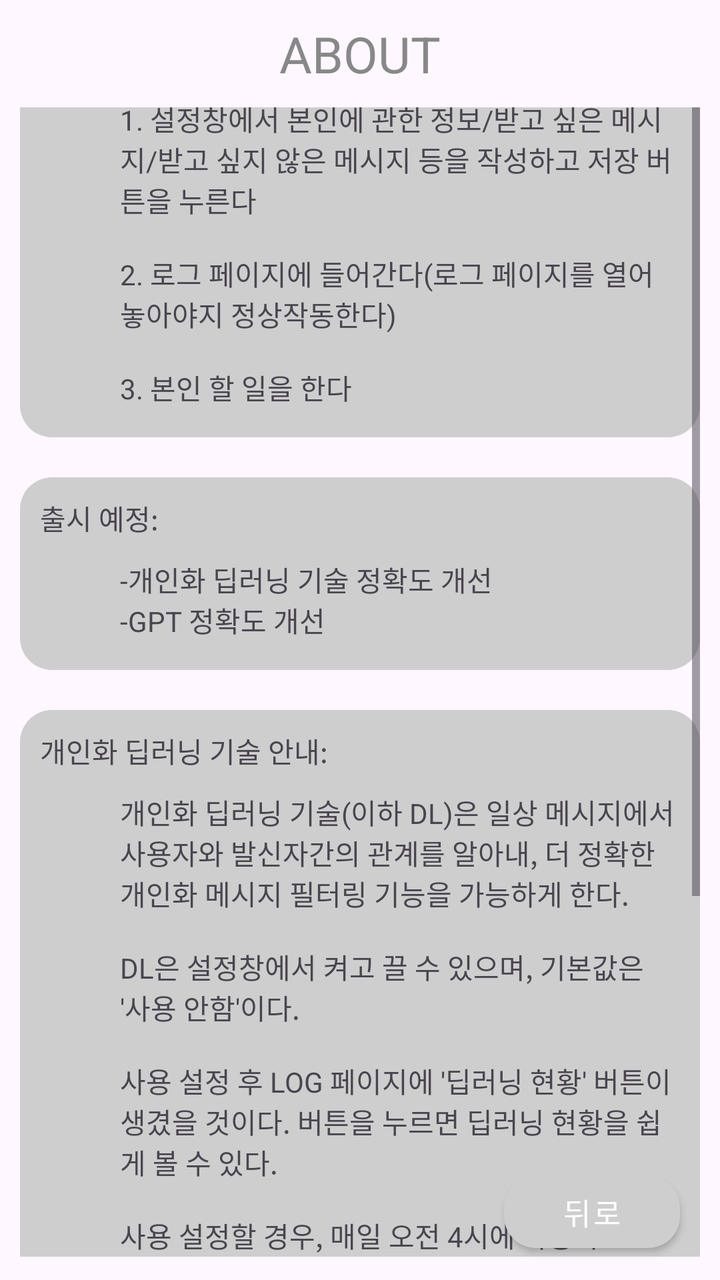
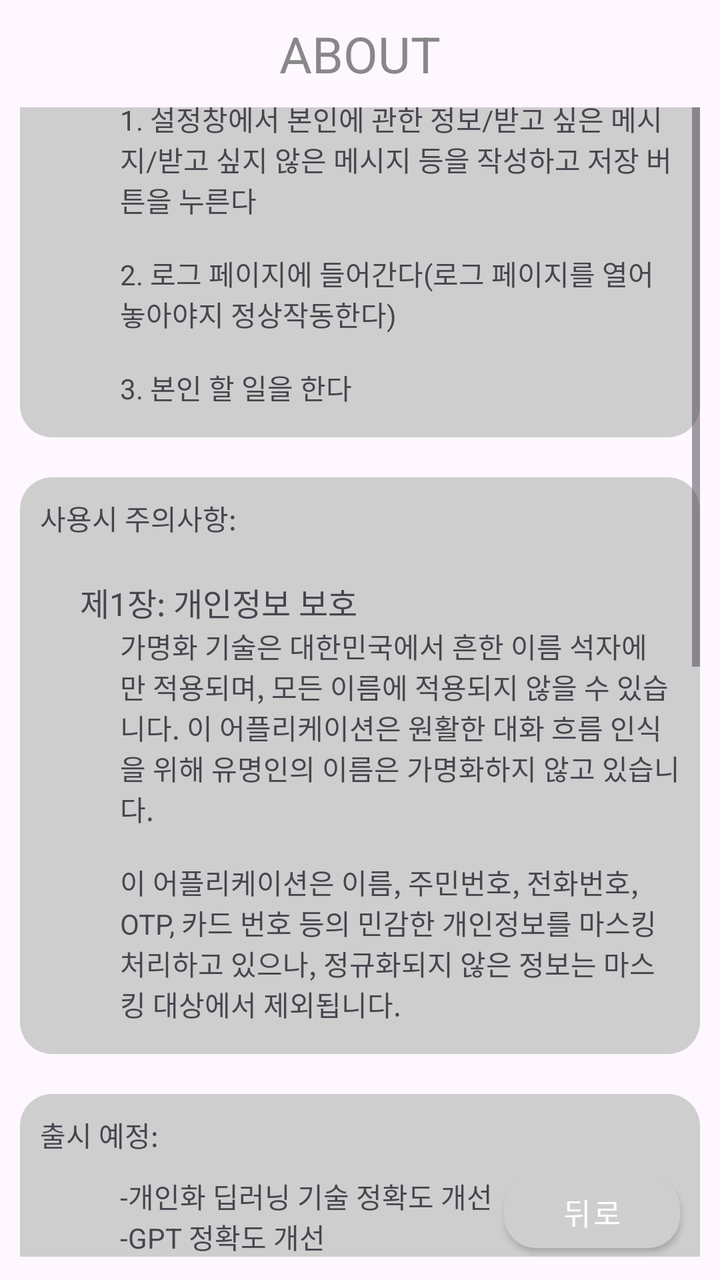

Screens rendered from an Android XML layout before and after an edit, with the pre-edit source and the edit as a unified diff.
<!-- AndroidManifest.xml: application theme Theme.MyApplication -->
<!-- res/layout/about.xml -->
<?xml version="1.0" encoding="utf-8"?>
<LinearLayout xmlns:android="http://schemas.android.com/apk/res/android"
    android:layout_width="match_parent"
    android:layout_height="match_parent"
    xmlns:app="http://schemas.android.com/apk/res-auto"
    android:orientation="vertical">

    <TextView
        android:layout_width="match_parent"
        android:layout_height="wrap_content"
        android:text="ABOUT"
        android:textColor="#888888"
        android:gravity="center"
        android:layout_marginTop="10dp"
        android:textSize="25sp"/>

    <androidx.constraintlayout.widget.ConstraintLayout
        android:layout_width="match_parent"
        android:layout_height="match_parent"
        android:layout_marginBottom="10dp"
        android:layout_marginStart="10dp"
        android:layout_marginEnd="10dp"
        android:layout_marginTop="10dp"
        android:layout_gravity="center">

        <ScrollView
            android:layout_width="match_parent"
            android:layout_height="620dp"
            app:layout_constraintBottom_toTopOf="@+id/goback3"
            app:layout_constraintTop_toTopOf="parent">

            <LinearLayout
                android:layout_width="match_parent"
                android:layout_height="match_parent"
                android:orientation="vertical">

                <LinearLayout
                    android:layout_width="match_parent"
                    android:layout_height="wrap_content"
                    android:orientation="vertical"
                    android:background="@drawable/rounded_corner">

                    <TextView
                        android:layout_width="wrap_content"
                        android:layout_height="wrap_content"
                        android:layout_margin="10dp"
                        android:text="사용 방법:"/>

                    <TextView
                        android:layout_width="match_parent"
                        android:layout_height="match_parent"
                        android:layout_marginStart="50dp"
                        android:layout_marginEnd="10dp"
                        android:layout_marginBottom="15dp"
                        android:text="1. 설정창에서 본인에 관한 정보/받고 싶은 메시지/받고 싶지 않은 메시지 등을 작성하고 저장 버튼을 누른다\n\n2. 로그 페이지에 들어간다(로그 페이지를 열어 놓아야지 정상작동한다)\n\n3. 본인 할 일을 한다"/>

                </LinearLayout>

                <View
                    android:layout_width="match_parent"
                    android:layout_height="wrap_content"
                    android:layout_margin="10dp"/>

                <LinearLayout
                    android:layout_width="match_parent"
                    android:layout_height="wrap_content"
                    android:orientation="vertical"
                    android:background="@drawable/rounded_corner">

                    <TextView
                        android:layout_width="wrap_content"
                        android:layout_height="wrap_content"
                        android:layout_margin="10dp"
                        android:text="출시 예정:"/>

                    <TextView
                        android:layout_width="match_parent"
                        android:layout_height="match_parent"
                        android:layout_marginStart="50dp"
                        android:layout_marginEnd="10dp"
                        android:layout_marginBottom="15dp"
                        android:text="-개인화 딥러닝 기술 정확도 개선\n-GPT 정확도 개선"/>

                </LinearLayout>

                <View
                    android:layout_width="match_parent"
                    android:layout_height="wrap_content"
                    android:layout_margin="10dp"/>

                <LinearLayout
                    android:layout_width="match_parent"
                    android:layout_height="wrap_content"
                    android:orientation="vertical"
                    android:background="@drawable/rounded_corner">

                    <TextView
                        android:layout_width="wrap_content"
                        android:layout_height="wrap_content"
                        android:layout_margin="10dp"
                        android:text="개인화 딥러닝 기술 안내:"/>

                    <TextView
                        android:layout_width="match_parent"
                        android:layout_height="match_parent"
                        android:layout_marginStart="50dp"
                        android:layout_marginEnd="10dp"
                        android:layout_marginBottom="15dp"
                        android:text="개인화 딥러닝 기술(이하 DL)은 일상 메시지에서 사용자와 발신자간의 관계를 알아내, 더 정확한 개인화 메시지 필터링 기능을 가능하게 한다.\n\nDL은 설정창에서 켜고 끌 수 있으며, 기본값은 '사용 안함'이다.\n\n사용 설정 후 LOG 페이지에 '딥러닝 현황' 버튼이 생겼을 것이다. 버튼을 누르면 딥러닝 현황을 쉽게 볼 수 있다.\n\n사용 설정할 경우, 매일 오전 4시에 사용자의 메시지 내용과 발신 시각, 발신 플랫폼 등이 OpenAI GPT 4o에 전송되나, 프롬프트는 전송사항을 저장하지 말것을 강조하고 있다. 그러나 OpenAI사의 정책에 의해 일부 기록될 수도 있다.(개인정보처리방침 참고)\n귀하는 이미 위 내용의 개인정보 전송 및 취급 관련 내용에 동의하였으며, 동의 철회를 희망하는 경우 해당 어플리케이션을 삭제하면 자동으로 철회된다.\n\n처리가 끝난 정보는 사용자의 휴대폰 내에 저장된다."/>

                </LinearLayout>

            </LinearLayout>

        </ScrollView>

        <com.google.android.material.button.MaterialButton
            android:id="@+id/goback3"
            style="@style/RoundedButtonStyle"
            app:layout_constraintBottom_toBottomOf="parent"
            app:layout_constraintEnd_toEndOf="parent"
            android:layout_marginEnd="10dp"
            android:layout_width="wrap_content"
            android:layout_height="wrap_content"
            android:layout_gravity="end"
            android:hapticFeedbackEnabled="true"
            android:text="뒤로"
            android:textSize="15sp"
            app:cornerRadius="16dp" />

    </androidx.constraintlayout.widget.ConstraintLayout>

</LinearLayout>
<!-- resources referenced by this layout -->
<resources>
  <!-- drawable rounded_corner (drawable) -->
  <?xml version="1.0" encoding="utf-8"?>
  <shape xmlns:android="http://schemas.android.com/apk/res/android"
      android:shape="rectangle">
  
      
      <corners android:radius="16dp" />
  
      
      <solid android:color="#CECECE"/>
  
  </shape>
  <style name="RoundedButtonStyle" parent="Widget.MaterialComponents.Button">
          <item name="cornerRadius">16dp</item>
          <item name="backgroundTint">#CECECE</item>
      </style>
  <style name="Theme.MyApplication" parent="Base.Theme.MyApplication" />
  <style name="Base.Theme.MyApplication" parent="Theme.Material3.DayNight.NoActionBar">
          
          
          <item name="android:statusBarColor">#FEFBFE</item> 
          <item name="android:navigationBarColor">#FEFBFE</item> 
      </style>
</resources>

<!-- the commit's change to res/layout/about.xml (unified diff, before → after) -->
@@ -53,6 +53,42 @@
                         android:layout_marginEnd="10dp"
                         android:layout_marginBottom="15dp"
                         android:text="1. 설정창에서 본인에 관한 정보/받고 싶은 메시지/받고 싶지 않은 메시지 등을 작성하고 저장 버튼을 누른다\n\n2. 로그 페이지에 들어간다(로그 페이지를 열어 놓아야지 정상작동한다)\n\n3. 본인 할 일을 한다"/>
+
+                </LinearLayout>
+
+                <View
+                    android:layout_width="match_parent"
+                    android:layout_height="wrap_content"
+                    android:layout_margin="10dp"/>
+
+                <LinearLayout
+                    android:layout_width="match_parent"
+                    android:layout_height="wrap_content"
+                    android:orientation="vertical"
+                    android:background="@drawable/rounded_corner">
+
+                    <TextView
+                        android:layout_width="wrap_content"
+                        android:layout_height="wrap_content"
+                        android:layout_margin="10dp"
+                        android:text="사용시 주의사항:"/>
+
+                    <TextView
+                        android:layout_width="wrap_content"
+                        android:layout_height="wrap_content"
+                        android:layout_marginTop="10dp"
+                        android:layout_marginStart="30dp"
+                        android:textSize="16sp"
+                        android:text="제1장: 개인정보 보호"/>
+
+                    <TextView
+                        android:layout_width="match_parent"
+                        android:layout_height="match_parent"
+                        android:layout_marginStart="50dp"
+                        android:layout_marginEnd="10dp"
+                        android:layout_marginBottom="15dp"
+                        android:text="가명화 기술은 대한민국에서 흔한 이름 석자에만 적용되며, 모든 이름에 적용되지 않을 수 있습니다. 이 어플리케이션은 원활한 대화 흐름 인식을 위해 유명인의 이름은 가명화하지 않고 있습니다.\n\n이 어플리케이션은 이름, 주민번호, 전화번호, OTP, 카드 번호 등의 민감한 개인정보를 마스킹 처리하고 있으나, 정규화되지 않은 정보는 마스킹 대상에서 제외됩니다."/>
+
 
                 </LinearLayout>
 
